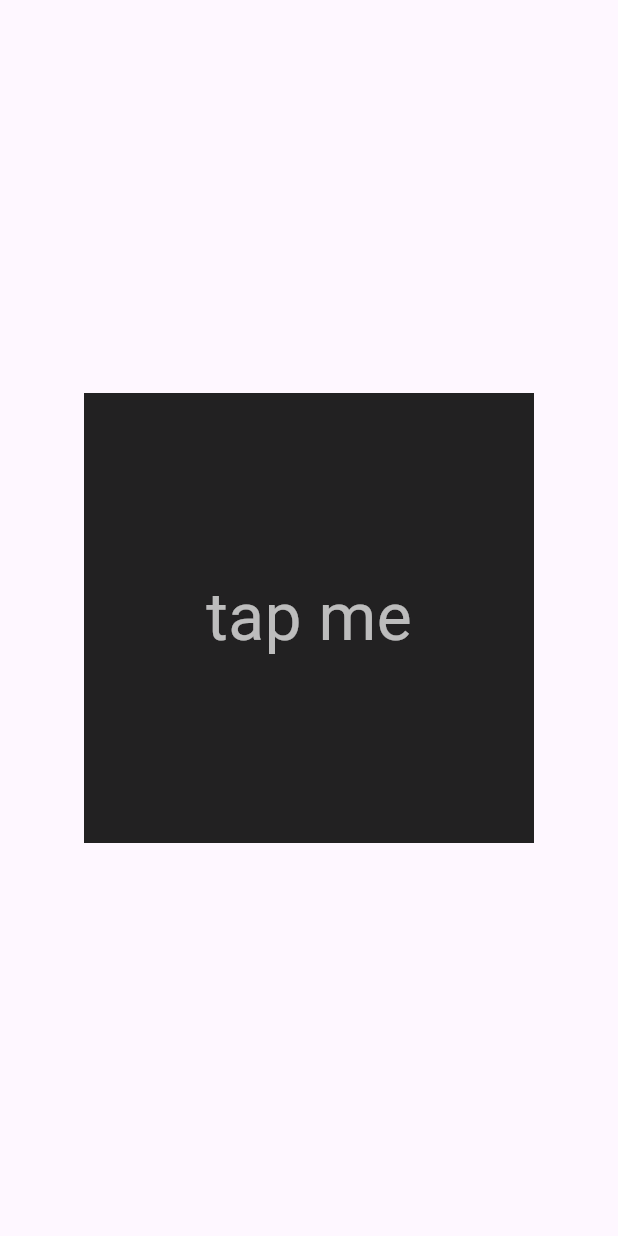
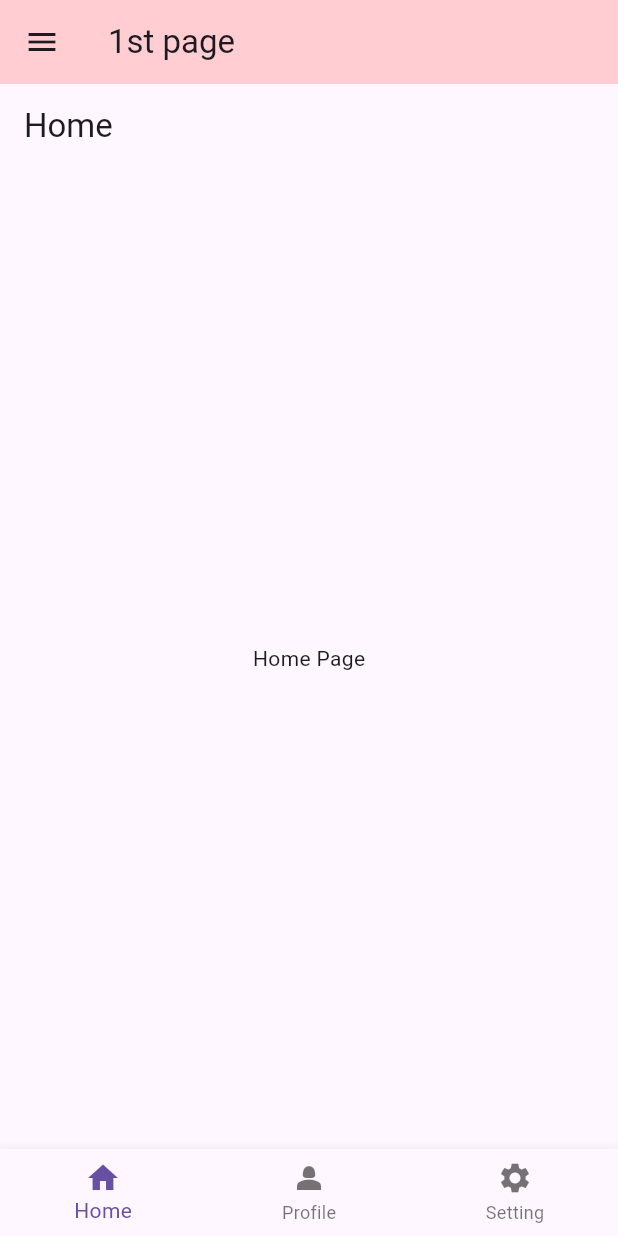
Before and after one commit to ItsUgesh/TAP-COUNTER, a Flutter app: the screen it shows after launch, on a phone screen of 412 x 824 dp. Run offline on Flutter 3.47's test engine with Material 3 defaults, Android fonts, the phone set to English and light mode, and no system bars.

Commit message:
added drawer and bottom navigation bar

```diff
--- a/lib/main.dart
+++ b/lib/main.dart
@@ -1,4 +1,9 @@
 import 'package:flutter/material.dart';
+import 'package:flutter_demo/pages/first_page.dart';
+import 'package:flutter_demo/pages/home_page.dart';
+import 'package:flutter_demo/pages/profile_page.dart';
+
+import 'package:flutter_demo/pages/setting_page.dart';
 
 void main() {
   runApp(const MyApp());
@@ -15,36 +20,12 @@ class MyApp extends StatelessWidget {
   Widget build(BuildContext Context) {
     return MaterialApp(
       debugShowCheckedModeBanner: false,
-      home: Scaffold(
-        //backgroundColor: Colors.yellowAccent,
-        // appBar: AppBar(
-        //   title: const Text("Demo App"),
-        //   backgroundColor: Colors.yellow,
-        //   leading: const Icon(Icons.menu),
-        //   actions: [
-        //     IconButton(onPressed: () {}, icon: const Icon(Icons.logout))
-        //   ],
-        // ),
-        body: GestureDetector(
-          onTap: userTapped,
-          child: Center(
-            child: Container(
-              height: 300,
-              width: 300,
-              color: Colors.black87,
-              child: const Center(
-                child: Text(
-                  "tap me",
-                  style: TextStyle(
-                    color: Colors.white70,
-                    fontSize: 44,
-                  ),
-                ),
-              ),
-            ),
-          ),
-        ),
-      ),
+      routes: {
+        '/homepage': (Context) => home_page(),
+        '/settingpage': (Context) => setting_page(),
+        '/profilepage': (Context) => ProfilePage(),
+      },
+      home: FirstPage(),
     );
   }
 }
--- /dev/null
+++ b/lib/pages/first_page.dart
@@ -0,0 +1,78 @@
+import 'package:flutter/material.dart';
+import 'package:flutter_demo/pages/home_page.dart';
+import 'package:flutter_demo/pages/profile_page.dart';
+import 'package:flutter_demo/pages/setting_page.dart';
+
+class FirstPage extends StatefulWidget {
+  FirstPage({super.key});
+
+  @override
+  State<FirstPage> createState() => _FirstPageState();
+}
+
+class _FirstPageState extends State<FirstPage> {
+  int _selectedIndex = 0;
+
+  void _navigateBottomBar(int index) {
+    setState(() {
+      _selectedIndex = index;
+    });
+  }
+
+  final List _pages = [
+    home_page(),
+    ProfilePage(),
+    setting_page(),
+  ];
+
+  @override
+  Widget build(BuildContext context) {
+    return Scaffold(
+      appBar: AppBar(
+        backgroundColor: Colors.red.shade100,
+        title: const Text('1st page'),
+      ),
+      body: _pages[_selectedIndex],
+      drawer: Drawer(
+        backgroundColor: const Color.fromARGB(255, 149, 105, 109),
+        child: Column(
+          children: [
+            //logo or header
+            const DrawerHeader(
+              child: Icon(
+                Icons.favorite,
+                size: 33,
+              ),
+            ),
+            //home page list tile
+            ListTile(
+              leading: const Icon(Icons.home),
+              onTap: () {
+                Navigator.pop(context);
+                Navigator.pushNamed(context, "/homepage");
+              },
+              title: const Text("H O M E"),
+            ),
+            //setting page list tile
+            ListTile(
+              leading: const Icon(Icons.settings),
+              onTap: () {
+                Navigator.pop(context);
+                Navigator.pushNamed(context, "/settingpage");
+              },
+              title: Text("S E T T I N G"),
+            ),
+          ],
+        ),
+      ),
+      bottomNavigationBar: BottomNavigationBar(
+        currentIndex: _selectedIndex,
+        onTap: _navigateBottomBar,
+        items: [
+        BottomNavigationBarItem(icon: Icon(Icons.home), label: "Home"),
+        BottomNavigationBarItem(icon: Icon(Icons.person_2), label: "Profile"),
+        BottomNavigationBarItem(icon: Icon(Icons.settings), label: "Setting"),
+      ]),
+    );
+  }
+}
--- /dev/null
+++ b/lib/pages/home_page.dart
@@ -0,0 +1,17 @@
+import 'package:flutter/material.dart';
+
+class home_page extends StatelessWidget {
+  const home_page({super.key});
+
+  @override
+  Widget build(BuildContext context) {
+    return Scaffold(
+      appBar: AppBar(
+        title: Text("Home"),
+      ),
+      body: Center(
+        child: Text("Home Page"),
+      ),
+    );
+  }
+}
--- /dev/null
+++ b/lib/pages/profile_page.dart
@@ -0,0 +1,17 @@
+import 'package:flutter/material.dart';
+
+class ProfilePage extends StatelessWidget {
+  const ProfilePage({super.key});
+
+  @override
+  Widget build(BuildContext context) {
+    return Scaffold(
+      appBar: AppBar(
+        title: Text("Profile"),
+      ),
+      body: Center(
+        child: Text("Profile Page"),
+      ),
+    );
+  }
+}
--- /dev/null
+++ b/lib/pages/setting_page.dart
@@ -0,0 +1,17 @@
+import 'package:flutter/material.dart';
+
+class setting_page extends StatelessWidget {
+  const setting_page({super.key});
+
+  @override
+  Widget build(BuildContext context) {
+    return Scaffold(
+      appBar: AppBar(
+        title: Text("Setting"),
+      ),
+      body: Center(
+        child: Text("Setting page"),
+      ),
+    );
+  }
+}
```
